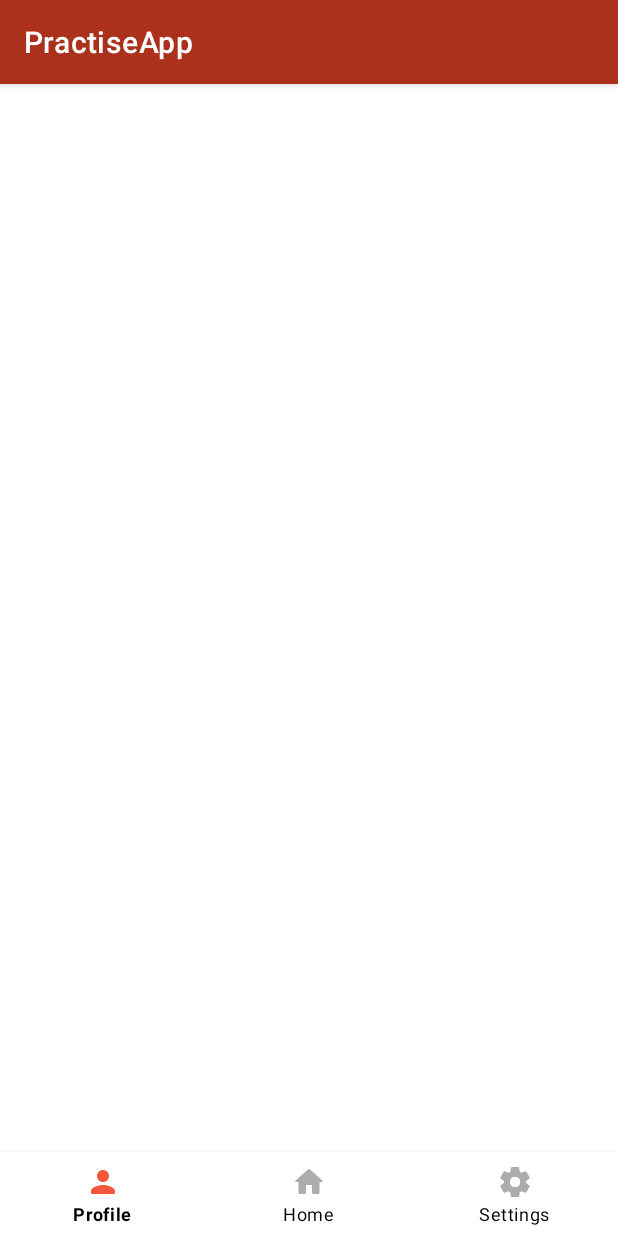
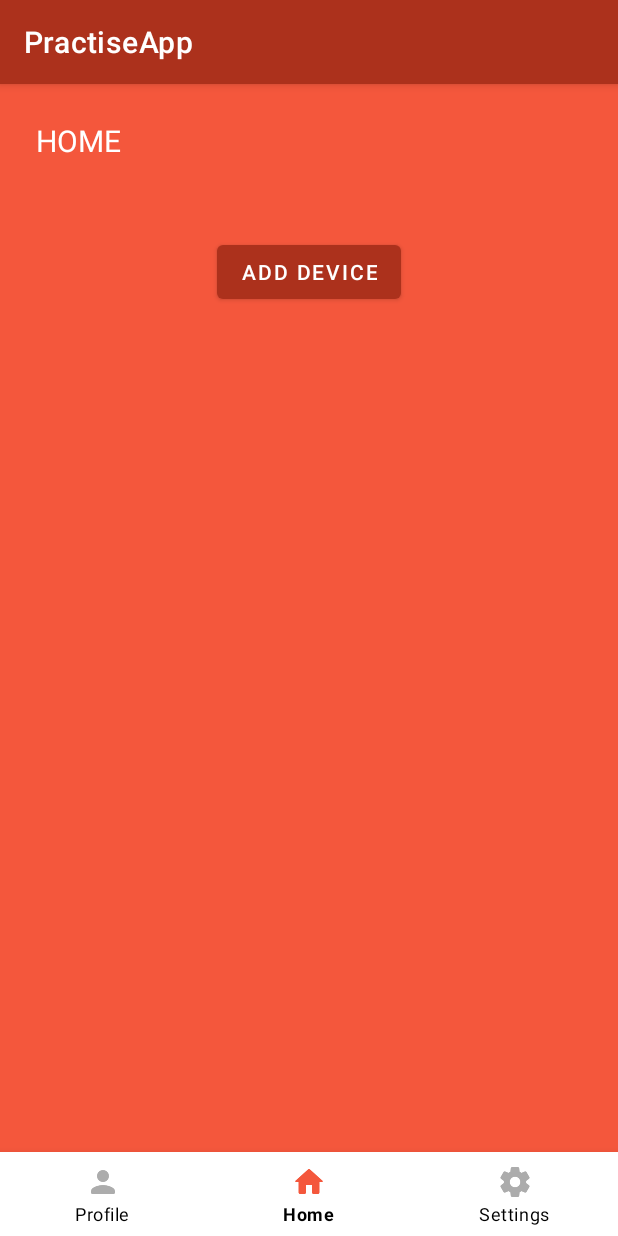
Before and after one commit to 20012001amiramir/PractiseApp, an Android app: the MainActivity screen opened directly, with no data from a screen before it, on a phone screen of 412 x 824 dp. Run offline under Robolectric (Android 15) with nearby library versions, the phone set to English and light mode, and no system bars; our stand-ins replace Dagger/Hilt's generated code, navigation-ui; libraries missing offline, so code that uses them is left out: com.welie.blessed; 2 statements that could not run were skipped.

Commit message:
[8] MainActivity navigation setup

```diff
--- a/app/src/main/java/com/example/practiseapp/data/repositories/AuthRepository.kt
+++ b/app/src/main/java/com/example/practiseapp/data/repositories/AuthRepository.kt
@@ -7,7 +7,6 @@ import com.example.practiseapp.domain.repositories.IAuthRepository
 import com.example.practiseapp.data.network.AuthApi
 import com.example.practiseapp.data.network.dto.LogoutStatus
 import com.example.practiseapp.domain.common.Result
-import com.example.practiseapp.data.network.mappers.AccountUserApiMapper
 import com.example.practiseapp.domain.entities.LoggedUser
 import com.example.practiseapp.domain.entities.SessionManager
 import kotlinx.coroutines.Dispatchers
--- /dev/null
+++ b/app/src/main/java/com/example/practiseapp/presentation/main/HomeFragment.kt
@@ -0,0 +1,54 @@
+package com.example.practiseapp.presentation.main
+
+import android.os.Bundle
+import androidx.fragment.app.Fragment
+import android.view.LayoutInflater
+import android.view.View
+import android.view.ViewGroup
+import com.example.practiseapp.R
+import com.example.practiseapp.databinding.HomePageBinding
+import com.example.practiseapp.databinding.LoginPageBinding
+
+// TODO: Rename parameter arguments, choose names that match
+// the fragment initialization parameters, e.g. ARG_ITEM_NUMBER
+private const val ARG_PARAM1 = "param1"
+private const val ARG_PARAM2 = "param2"
+
+class HomeFragment : Fragment() {
+
+    private var _binding: HomePageBinding? = null
+    private val binding get() = _binding!!
+
+    override fun onCreateView(
+        inflater: LayoutInflater, container: ViewGroup?,
+        savedInstanceState: Bundle?
+    ): View {
+        _binding = HomePageBinding.inflate(inflater, container, false)
+        return binding.root
+    }
+
+    override fun onDestroy() {
+        super.onDestroy()
+        _binding = null
+    }
+
+    companion object {
+        /**
+         * Use this factory method to create a new instance of
+         * this fragment using the provided parameters.
+         *
+         * @param param1 Parameter 1.
+         * @param param2 Parameter 2.
+         * @return A new instance of fragment HomeFragment.
+         */
+        // TODO: Rename and change types and number of parameters
+        @JvmStatic
+        fun newInstance(param1: String, param2: String) =
+            HomeFragment().apply {
+                arguments = Bundle().apply {
+                    putString(ARG_PARAM1, param1)
+                    putString(ARG_PARAM2, param2)
+                }
+            }
+    }
+}
--- a/app/src/main/java/com/example/practiseapp/presentation/main/MainActivity.kt
+++ b/app/src/main/java/com/example/practiseapp/presentation/main/MainActivity.kt
@@ -4,14 +4,64 @@ import android.content.Context
 import android.content.Intent
 import androidx.appcompat.app.AppCompatActivity
 import android.os.Bundle
+import android.util.Log
+import androidx.navigation.NavController
+import androidx.navigation.fragment.NavHostFragment
+import androidx.navigation.ui.setupWithNavController
 import com.example.practiseapp.R
+import com.example.practiseapp.databinding.ActivityMainBinding
+import com.example.practiseapp.databinding.ActivityWelcomeBinding
+import com.google.android.material.bottomnavigation.BottomNavigationView
+import com.welie.blessed.BluetoothCentralManager
+import com.welie.blessed.ConnectionFailedException
 import dagger.hilt.android.AndroidEntryPoint
+import kotlinx.coroutines.CoroutineScope
+import kotlinx.coroutines.Dispatchers
+import kotlinx.coroutines.launch
+import java.util.*
 
 @AndroidEntryPoint
-class MainActivity : AppCompatActivity(R.layout.activity_main) {
+class MainActivity : AppCompatActivity() {
+
+    private lateinit var navController: NavController
+    private lateinit var binding: ActivityMainBinding
+
+    private val BATTERY_SERVICE_UUID: UUID = UUID.fromString("0000180F-0000-1000-8000-00805f9b34fb")
+    private val DEVICE_SERVICE_UUID: UUID = UUID.fromString("0000180A-0000-1000-8000-00805f9b34fb")
+    private var arrayUUI = ArrayList<UUID>()
+    private lateinit var central: BluetoothCentralManager
+    val scope = CoroutineScope(Dispatchers.IO)
+
     override fun onCreate(savedInstanceState: Bundle?) {
         super.onCreate(savedInstanceState)
+        binding = ActivityMainBinding.inflate(layoutInflater)
+        val view = binding.root
+        setContentView(view)
+        val navHostFragment =
+            supportFragmentManager.findFragmentById(R.id.main_nav_host_fragment) as NavHostFragment
+        navController = navHostFragment.navController
+        findViewById<BottomNavigationView>(R.id.bnv_main)
+            .setupWithNavController(navController)
 
+        central = BluetoothCentralManager(this)
+        central.scanForPeripheralsWithServices(
+            arrayOf(
+                BATTERY_SERVICE_UUID,
+                DEVICE_SERVICE_UUID
+            )
+        ) { peripheral, scanResult ->
+            central.stopScan()
+            scope.launch {
+                try {
+                    Log.println(Log.ASSERT, "name", peripheral.name)
+                    Log.println(Log.ASSERT, "rssi", scanResult.rssi.toString())
+                    Log.e("success", "connection good!")
+                } catch (connectionFailed: ConnectionFailedException) {
+                    Log.e("error", "connection failed(")
+                }
+            }
+
+        }
     }
 
     companion object {
--- a/app/src/main/java/com/example/practiseapp/presentation/welcome/LoginFragment.kt
+++ b/app/src/main/java/com/example/practiseapp/presentation/welcome/LoginFragment.kt
@@ -11,6 +11,7 @@ import com.example.practiseapp.R
 import com.example.practiseapp.databinding.LoginPageBinding
 import com.example.practiseapp.domain.common.Result
 import com.example.practiseapp.domain.entities.AccountUser
+import com.example.practiseapp.presentation.main.MainActivity
 import com.google.android.material.snackbar.Snackbar
 import dagger.hilt.android.AndroidEntryPoint
 
@@ -45,6 +46,7 @@ class LoginFragment : Fragment() {
             when (token) {
                 is Result.Success -> {
                     Toast.makeText(context, token.data, Toast.LENGTH_LONG).show()
+                    MainActivity.start(requireActivity())
                 }
                 is Result.Failure -> {
                     Toast.makeText(context, token.exception.message, Toast.LENGTH_LONG).show()
--- a/app/src/main/res/layout/login_failed.xml
+++ b/app/src/main/res/layout/login_failed.xml
@@ -45,15 +45,17 @@
         app:layout_constraintStart_toStartOf="parent"
         app:layout_constraintTop_toBottomOf="@+id/tv_cause" />
 
-    <Button
+    <ImageButton
         android:id="@+id/btn_register"
         android:layout_marginTop="50dp"
         android:layout_width="wrap_content"
         android:layout_height="wrap_content"
         android:text="Button"
+        android:src="@drawable/button_failed_login_to_register"
         app:layout_constraintEnd_toEndOf="parent"
         app:layout_constraintStart_toStartOf="parent"
-        app:layout_constraintTop_toBottomOf="@+id/btn_retry_login" />
+        app:layout_constraintTop_toBottomOf="@+id/btn_retry_login"
+        android:contentDescription="TODO" />
 
 
 </androidx.constraintlayout.widget.ConstraintLayout>
--- a/app/src/main/res/menu/menu_bnv_main.xml
+++ b/app/src/main/res/menu/menu_bnv_main.xml
@@ -1,15 +1,15 @@
 <?xml version="1.0" encoding="utf-8"?>
 <menu xmlns:android="http://schemas.android.com/apk/res/android">
     <item
-        android:id="@+id/menu_page_profile"
+        android:id="@+id/profile"
         android:icon="@drawable/round_person_black_48dp"
         android:title="@string/bnv_menu_profile" />
     <item
-        android:id="@+id/menu_page_home"
+        android:id="@+id/home"
         android:icon="@drawable/round_home_black_48dp"
         android:title="@string/bnv_menu_home" />
     <item
-        android:id="@+id/menu_page_settings"
+        android:id="@+id/settings"
         android:icon="@drawable/round_settings_black_48dp"
         android:title="@string/bnv_menu_settings" />
 </menu>
--- a/app/src/main/res/navigation/nav_graph.xml
+++ b/app/src/main/res/navigation/nav_graph.xml
@@ -1,43 +1,44 @@
 <?xml version="1.0" encoding="utf-8"?>
 <navigation xmlns:android="http://schemas.android.com/apk/res/android"
     xmlns:app="http://schemas.android.com/apk/res-auto"
+    xmlns:tools="http://schemas.android.com/tools"
     android:id="@+id/nav_graph"
-    app:startDestination="@id/profileFragment">
-
-    <include android:id="@+id/start_nav_graph"
-        app:graph="@navigation/start_nav_graph" />
+    app:startDestination="@id/home">
 
     <fragment
-        android:id="@+id/profileFragment"
-        android:label="Profile" >
+        android:id="@+id/profile"
+        android:name="com.example.practiseapp.presentation.main.ProfileFragment"
+        android:label="Profile"
+        tools:layout="@layout/profile_page">
         <action
             android:id="@+id/action_profileFragment_to_settingsFragment"
-            app:destination="@id/settingsFragment" />
+            app:destination="@id/settings" />
         <action
             android:id="@+id/action_profileFragment_to_homeFragment"
-            app:destination="@id/homeFragment" />
-        <action
-            android:id="@+id/action_profileFragment_to_start_nav_graph"
-            app:destination="@id/start_nav_graph" />
+            app:destination="@id/home" />
     </fragment>
     <fragment
-        android:id="@+id/settingsFragment"
-        android:label="Settings" >
+        android:id="@+id/settings"
+        android:name="com.example.practiseapp.presentation.main.SettingsFragment"
+        android:label="Settings"
+        tools:layout="@layout/setting_page">
         <action
             android:id="@+id/action_settingsFragment_to_homeFragment"
-            app:destination="@id/homeFragment" />
+            app:destination="@id/home" />
         <action
             android:id="@+id/action_settingsFragment_to_profileFragment"
-            app:destination="@id/profileFragment" />
+            app:destination="@id/profile" />
     </fragment>
     <fragment
-        android:id="@+id/homeFragment"
-        android:label="Home" >
+        android:id="@+id/home"
+        android:name="com.example.practiseapp.presentation.main.HomeFragment"
+        android:label="Home"
+        tools:layout="@layout/home_page">
         <action
             android:id="@+id/action_homeFragment_to_settingsFragment"
-            app:destination="@id/settingsFragment" />
+            app:destination="@id/settings" />
         <action
             android:id="@+id/action_homeFragment_to_profileFragment"
-            app:destination="@id/profileFragment" />
+            app:destination="@id/profile" />
     </fragment>
 </navigation>
--- a/app/src/main/res/navigation/start_nav_graph.xml
+++ b/app/src/main/res/navigation/start_nav_graph.xml
@@ -2,10 +2,10 @@
 <navigation xmlns:android="http://schemas.android.com/apk/res/android"
     xmlns:app="http://schemas.android.com/apk/res-auto"
     xmlns:tools="http://schemas.android.com/tools"
-    app:startDestination="@id/startFragment">
+    app:startDestination="@id/welcomeFragment">
 
     <fragment
-        android:id="@+id/startFragment"
+        android:id="@+id/welcomeFragment"
         android:name="com.example.practiseapp.presentation.welcome.WelcomeFragment"
         android:label="Welcome"
         tools:layout="@layout/start_page">
```
Also changed, not shown: app/src/main/java/com/example/practiseapp/presentation/StartActivity.kt (+0 -26 lines), app/src/main/java/com/example/practiseapp/presentation/main/ProfileFragment.kt (added, +55 -0 lines), app/src/main/java/com/example/practiseapp/presentation/main/SettingsFragment.kt (added, +54 -0 lines), app/src/main/res/drawable-v24/button_failed_login_retry.png (added), app/src/main/res/drawable-v24/button_failed_login_to_register.png (added).
